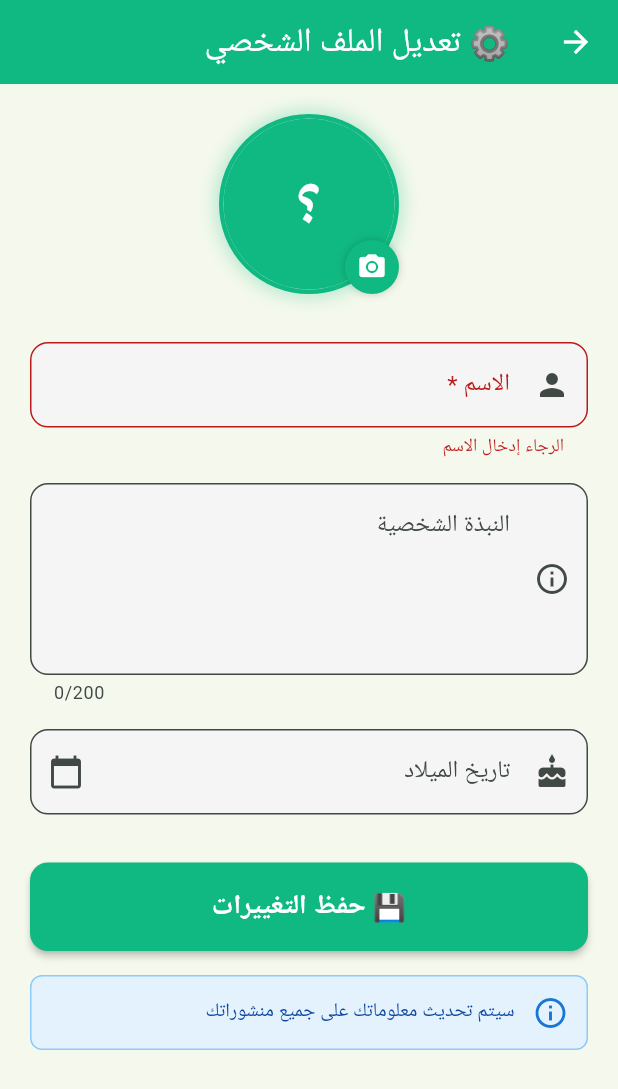
After one commit to kkkrraamm/aldlma, a Flutter app: the MediaProfileEditPage screen opened directly, after a tap on the "camera alt" icon, after a tap on "💾 حفظ التغييرات", on a phone screen of 412 x 824 dp. The commit adds this screen. Shown: the top 1089 px of the screen. Run offline on Flutter 3.47's test engine with Material 3 defaults, Android fonts, the phone set to English and light mode, and no system bars; our stand-ins replace cached_network_image, device_info_plus, firebase_core, firebase_messaging, flutter_local_notifications, geolocator and 5 more; accounts and stored records are empty; network calls fail.

Commit message:
feat: Add media profile edit and followers pages
- Create media_profile_edit_page.dart for profile editing
- Support name, bio, birth date, and profile image editing
- Upload profile images to Cloudinary
- Connect settings button to profile edit page
- Create media_followers_page.dart for displaying followers
- Connect followers stat card to followers page
- Show follower details with avatars and timestamps
- Implement pull-to-refresh for followers

```diff
--- /dev/null
+++ b/lib/media_profile_edit_page.dart
@@ -0,0 +1,467 @@
+import 'package:flutter/material.dart';
+import 'package:shared_preferences/shared_preferences.dart';
+import 'package:image_picker/image_picker.dart';
+import 'dart:convert';
+import 'dart:io';
+import 'package:http/http.dart' as http;
+import 'theme_config.dart';
+
+/// ⚙️ صفحة تعديل الملف الشخصي للإعلامي
+class MediaProfileEditPage extends StatefulWidget {
+  const MediaProfileEditPage({Key? key}) : super(key: key);
+
+  @override
+  State<MediaProfileEditPage> createState() => _MediaProfileEditPageState();
+}
+
+class _MediaProfileEditPageState extends State<MediaProfileEditPage> {
+  final _formKey = GlobalKey<FormState>();
+  final _nameController = TextEditingController();
+  final _bioController = TextEditingController();
+  final _birthDateController = TextEditingController();
+
+  String? _currentProfileImage;
+  File? _newProfileImage;
+  bool _isLoading = true;
+  bool _isSaving = false;
+  DateTime? _selectedBirthDate;
+  final String _baseUrl = 'https://dalma-api.onrender.com';
+
+  @override
+  void initState() {
+    super.initState();
+    _loadUserData();
+  }
+
+  @override
+  void dispose() {
+    _nameController.dispose();
+    _bioController.dispose();
+    _birthDateController.dispose();
+    super.dispose();
+  }
+
+  Future<void> _loadUserData() async {
+    setState(() => _isLoading = true);
+
+    try {
+      final prefs = await SharedPreferences.getInstance();
+      final token = prefs.getString('token');
+
+      if (token == null) throw Exception('No token found');
+
+      final response = await http.get(
+        Uri.parse('$_baseUrl/api/me'),
+        headers: {
+          'Authorization': 'Bearer $token',
+          'X-API-Key': 'FKSOE445DF8F44F3BA62C9084DBBC023E3E3F',
+        },
+      );
+
+      if (response.statusCode == 200) {
+        final data = json.decode(response.body);
+        setState(() {
+          _nameController.text = data['name'] ?? '';
+          _bioController.text = data['bio'] ?? '';
+          _currentProfileImage = data['profile_image'];
+
+          if (data['birth_date'] != null) {
+            _selectedBirthDate = DateTime.parse(data['birth_date']);
+            _birthDateController.text = _formatDate(_selectedBirthDate!);
+          }
+        });
+      }
+    } catch (e) {
+      print('❌ [PROFILE] Error loading data: $e');
+      ScaffoldMessenger.of(context).showSnackBar(
+        const SnackBar(content: Text('❌ فشل تحميل البيانات')),
+      );
+    } finally {
+      setState(() => _isLoading = false);
+    }
+  }
+
+  Future<void> _pickImage() async {
+    final ImagePicker picker = ImagePicker();
+
+    final source = await showDialog<ImageSource>(
+      context: context,
+      builder: (context) => AlertDialog(
+        title: const Text('اختر مصدر الصورة'),
+        content: Column(
+          mainAxisSize: MainAxisSize.min,
+          children: [
+            ListTile(
+              leading: const Icon(Icons.camera_alt),
+              title: const Text('الكاميرا'),
+              onTap: () => Navigator.pop(context, ImageSource.camera),
+            ),
+            ListTile(
+              leading: const Icon(Icons.photo_library),
+              title: const Text('المعرض'),
+              onTap: () => Navigator.pop(context, ImageSource.gallery),
+            ),
+          ],
+        ),
+      ),
+    );
+
+    if (source == null) return;
+
+    try {
+      final XFile? image = await picker.pickImage(
+        source: source,
+        maxWidth: 800,
+        maxHeight: 800,
+        imageQuality: 85,
+      );
+
+      if (image != null) {
+        setState(() {
+          _newProfileImage = File(image.path);
+        });
+      }
+    } catch (e) {
+      ScaffoldMessenger.of(context).showSnackBar(
+        SnackBar(content: Text('❌ فشل اختيار الصورة: $e')),
+      );
+    }
+  }
+
+  Future<String?> _uploadProfileImage(File image) async {
+    try {
+      final prefs = await SharedPreferences.getInstance();
+      final token = prefs.getString('token');
+
+      final request = http.MultipartRequest(
+        'POST',
+        Uri.parse('$_baseUrl/api/user/profile-picture'),
+      );
+
+      request.headers.addAll({
+        'Authorization': 'Bearer $token',
+        'X-API-Key': 'FKSOE445DF8F44F3BA62C9084DBBC023E3E3F',
+      });
+
+      request.files.add(await http.MultipartFile.fromPath('profile_picture', image.path));
+
+      final response = await request.send();
+      final responseData = await response.stream.bytesToString();
+
+      if (response.statusCode == 200) {
+        final jsonResponse = json.decode(responseData);
+        return jsonResponse['profile_image'];
+      } else {
+        return null;
+      }
+    } catch (e) {
+      return null;
+    }
+  }
+
+  Future<void> _selectBirthDate() async {
+    final DateTime? picked = await showDatePicker(
+      context: context,
+      initialDate: _selectedBirthDate ?? DateTime(1990),
+      firstDate: DateTime(1950),
+      lastDate: DateTime.now(),
+      locale: const Locale('ar'),
+      builder: (context, child) {
+        return Theme(
+          data: Theme.of(context).copyWith(
+            colorScheme: ColorScheme.light(
+              primary: ThemeConfig.instance.primaryColor,
+            ),
+          ),
+          child: child!,
+        );
+      },
+    );
+
+    if (picked != null) {
+      setState(() {
+        _selectedBirthDate = picked;
+        _birthDateController.text = _formatDate(picked);
+      });
+    }
+  }
+
+  String _formatDate(DateTime date) {
+    return '${date.year}-${date.month.toString().padLeft(2, '0')}-${date.day.toString().padLeft(2, '0')}';
+  }
+
+  Future<void> _saveProfile() async {
+    if (!_formKey.currentState!.validate()) return;
+
+    setState(() => _isSaving = true);
+
+    try {
+      final prefs = await SharedPreferences.getInstance();
+      final token = prefs.getString('token');
+
+      String? profileImageUrl = _currentProfileImage;
+
+      // رفع الصورة الجديدة إذا تم اختيارها
+      if (_newProfileImage != null) {
+        ScaffoldMessenger.of(context).showSnackBar(
+          const SnackBar(content: Text('📤 جارٍ رفع الصورة...')),
+        );
+
+        profileImageUrl = await _uploadProfileImage(_newProfileImage!);
+
+        if (profileImageUrl == null) {
+          throw Exception('فشل رفع الصورة');
+        }
+      }
+
+      // تحديث بيانات الملف الشخصي
+      final response = await http.put(
+        Uri.parse('$_baseUrl/api/user/profile'),
+        headers: {
+          'Authorization': 'Bearer $token',
+          'X-API-Key': 'FKSOE445DF8F44F3BA62C9084DBBC023E3E3F',
+          'Content-Type': 'application/json',
+        },
+        body: json.encode({
+          'name': _nameController.text.trim(),
+          'bio': _bioController.text.trim(),
+          'birth_date': _selectedBirthDate?.toIso8601String(),
+          'profile_image': profileImageUrl,
+        }),
+      );
+
+      if (response.statusCode == 200) {
+        ScaffoldMessenger.of(context).showSnackBar(
+          const SnackBar(content: Text('✅ تم حفظ التغييرات بنجاح!')),
+        );
+        Navigator.pop(context, true);
+      } else {
+        throw Exception('فشل حفظ التغييرات: ${response.statusCode}');
+      }
+    } catch (e) {
+      ScaffoldMessenger.of(context).showSnackBar(
+        SnackBar(content: Text('❌ خطأ: $e')),
+      );
+    } finally {
+      setState(() => _isSaving = false);
+    }
+  }
+
+  @override
+  Widget build(BuildContext context) {
+    final themeConfig = ThemeConfig.instance;
+    final isDarkMode = themeConfig.isDarkMode;
+    final primaryColor = themeConfig.primaryColor;
+
+    return Scaffold(
+      appBar: AppBar(
+        title: const Text('⚙️ تعديل الملف الشخصي'),
+        backgroundColor: primaryColor,
+        foregroundColor: Colors.white,
+        elevation: 0,
+      ),
+      body: _isLoading
+          ? const Center(child: CircularProgressIndicator())
+          : Form(
+              key: _formKey,
+              child: ListView(
+                padding: const EdgeInsets.all(20),
+                children: [
+                  // الصورة الشخصية
+                  Center(
+                    child: Stack(
+                      children: [
+                        Container(
+                          width: 120,
+                          height: 120,
+                          decoration: BoxDecoration(
+                            shape: BoxShape.circle,
+                            border: Border.all(color: primaryColor, width: 3),
+                            boxShadow: [
+                              BoxShadow(
+                                color: primaryColor.withOpacity(0.3),
+                                blurRadius: 10,
+                                spreadRadius: 2,
+                              ),
+                            ],
+                          ),
+                          child: ClipOval(
+                            child: _newProfileImage != null
+                                ? Image.file(_newProfileImage!, fit: BoxFit.cover)
+                                : _currentProfileImage != null
+                                    ? Image.network(
+                                        _currentProfileImage!,
+                                        fit: BoxFit.cover,
+                                        errorBuilder: (_, __, ___) => _buildDefaultAvatar(),
+                                      )
+                                    : _buildDefaultAvatar(),
+                          ),
+                        ),
+                        Positioned(
+                          bottom: 0,
+                          right: 0,
+                          child: GestureDetector(
+                            onTap: _pickImage,
+                            child: Container(
+                              padding: const EdgeInsets.all(8),
+                              decoration: BoxDecoration(
+                                color: primaryColor,
+                                shape: BoxShape.circle,
+                                boxShadow: [
+                                  BoxShadow(
+                                    color: Colors.black.withOpacity(0.2),
+                                    blurRadius: 4,
+                                  ),
+                                ],
+                              ),
+                              child: const Icon(Icons.camera_alt, color: Colors.white, size: 20),
+                            ),
+                          ),
+                        ),
+                      ],
+                    ),
+                  ),
+
+                  const SizedBox(height: 32),
+
+                  // الاسم
+                  TextFormField(
+                    controller: _nameController,
+                    decoration: InputDecoration(
+                      labelText: 'الاسم *',
+                      hintText: 'أدخل اسمك الكامل',
+                      prefixIcon: const Icon(Icons.person),
+                      border: OutlineInputBorder(
+                        borderRadius: BorderRadius.circular(12),
+                      ),
+                      filled: true,
+                      fillColor: isDarkMode ? Colors.grey[850] : Colors.grey[100],
+                    ),
+                    validator: (value) {
+                      if (value == null || value.trim().isEmpty) {
+                        return 'الرجاء إدخال الاسم';
+                      }
+                      if (value.trim().length < 3) {
+                        return 'الاسم قصير جداً (3 أحرف على الأقل)';
+                      }
+                      return null;
+                    },
+                  ),
+
+                  const SizedBox(height: 16),
+
+                  // النبذة
+                  TextFormField(
+                    controller: _bioController,
+                    decoration: InputDecoration(
+                      labelText: 'النبذة الشخصية',
+                      hintText: 'أخبر متابعيك عنك...',
+                      prefixIcon: const Icon(Icons.info_outline),
+                      border: OutlineInputBorder(
+                        borderRadius: BorderRadius.circular(12),
+                      ),
+                      filled: true,
+                      fillColor: isDarkMode ? Colors.grey[850] : Colors.grey[100],
+                      alignLabelWithHint: true,
+                    ),
+                    maxLines: 4,
+                    maxLength: 200,
+                  ),
+
+                  const SizedBox(height: 16),
+
+                  // تاريخ الميلاد
+                  TextFormField(
+                    controller: _birthDateController,
+                    decoration: InputDecoration(
+                      labelText: 'تاريخ الميلاد',
+                      hintText: 'اختر تاريخ ميلادك',
+                      prefixIcon: const Icon(Icons.cake),
+                      suffixIcon: IconButton(
+                        icon: const Icon(Icons.calendar_today),
+                        onPressed: _selectBirthDate,
+                      ),
+                      border: OutlineInputBorder(
+                        borderRadius: BorderRadius.circular(12),
+                      ),
+                      filled: true,
+                      fillColor: isDarkMode ? Colors.grey[850] : Colors.grey[100],
+                    ),
+                    readOnly: true,
+                    onTap: _selectBirthDate,
+                  ),
+
+                  const SizedBox(height: 32),
+
+                  // زر الحفظ
+                  ElevatedButton(
+                    onPressed: _isSaving ? null : _saveProfile,
+                    style: ElevatedButton.styleFrom(
+                      backgroundColor: primaryColor,
+                      foregroundColor: Colors.white,
+                      padding: const EdgeInsets.symmetric(vertical: 16),
+                      shape: RoundedRectangleBorder(
+                        borderRadius: BorderRadius.circular(12),
+                      ),
+                      elevation: 2,
+                    ),
+                    child: _isSaving
+                        ? const SizedBox(
+                            height: 20,
+                            width: 20,
+                            child: CircularProgressIndicator(
+                              strokeWidth: 2,
+                              valueColor: AlwaysStoppedAnimation<Color>(Colors.white),
+                            ),
+                          )
+                        : const Text(
+                            '💾 حفظ التغييرات',
+                            style: TextStyle(fontSize: 18, fontWeight: FontWeight.bold),
+                          ),
+                  ),
+
+                  const SizedBox(height: 16),
+
+                  // ملاحظة
+                  Container(
+                    padding: const EdgeInsets.all(12),
+                    decoration: BoxDecoration(
+                      color: Colors.blue[50],
+                      borderRadius: BorderRadius.circular(8),
+                      border: Border.all(color: Colors.blue[200]!),
+                    ),
+                    child: Row(
+                      children: [
+                        Icon(Icons.info_outline, color: Colors.blue[700]),
+                        const SizedBox(width: 12),
+                        Expanded(
+                          child: Text(
+                            'سيتم تحديث معلوماتك على جميع منشوراتك',
+                            style: TextStyle(color: Colors.blue[900], fontSize: 13),
+                          ),
+                        ),
+                      ],
+                    ),
+                  ),
+                ],
+              ),
+            ),
+    );
+  }
+
+  Widget _buildDefaultAvatar() {
+    return Container(
+      color: ThemeConfig.instance.primaryColor,
+      child: Center(
+        child: Text(
+          _nameController.text.isNotEmpty ? _nameController.text[0].toUpperCase() : '؟',
+          style: const TextStyle(
+            fontSize: 40,
+            fontWeight: FontWeight.bold,
+            color: Colors.white,
+          ),
+        ),
+      ),
+    );
+  }
+}
```
Also changed, not shown: lib/media_dashboard.dart (+24 -10 lines), lib/media_followers_page.dart (added, +224 -0 lines).
